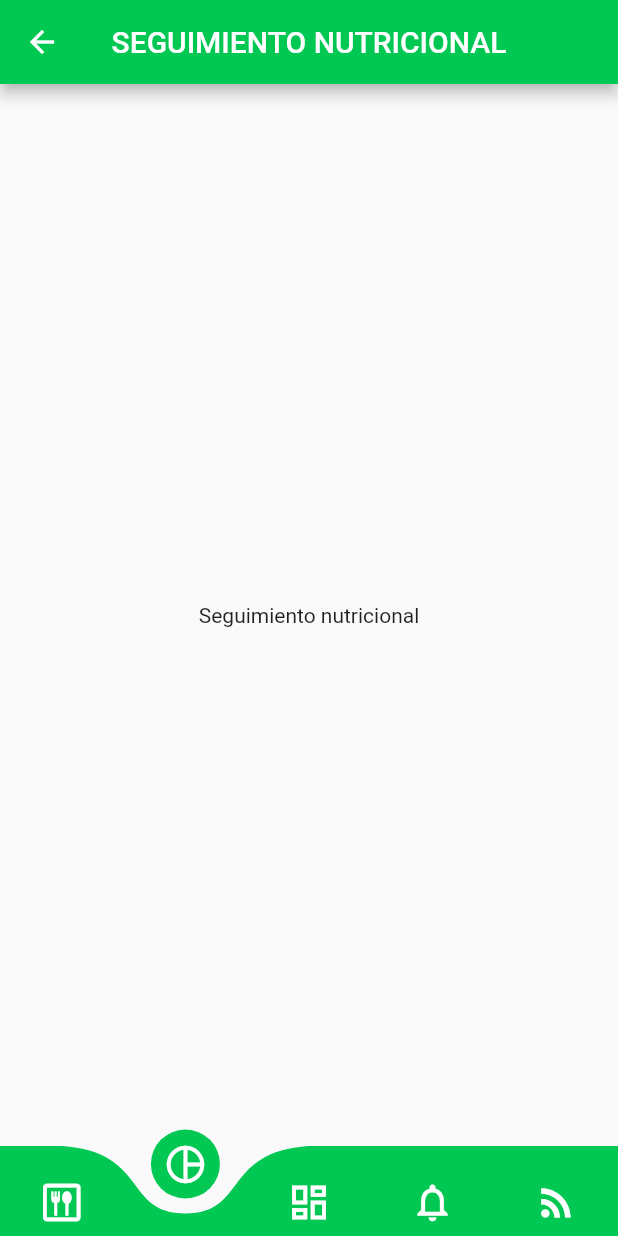
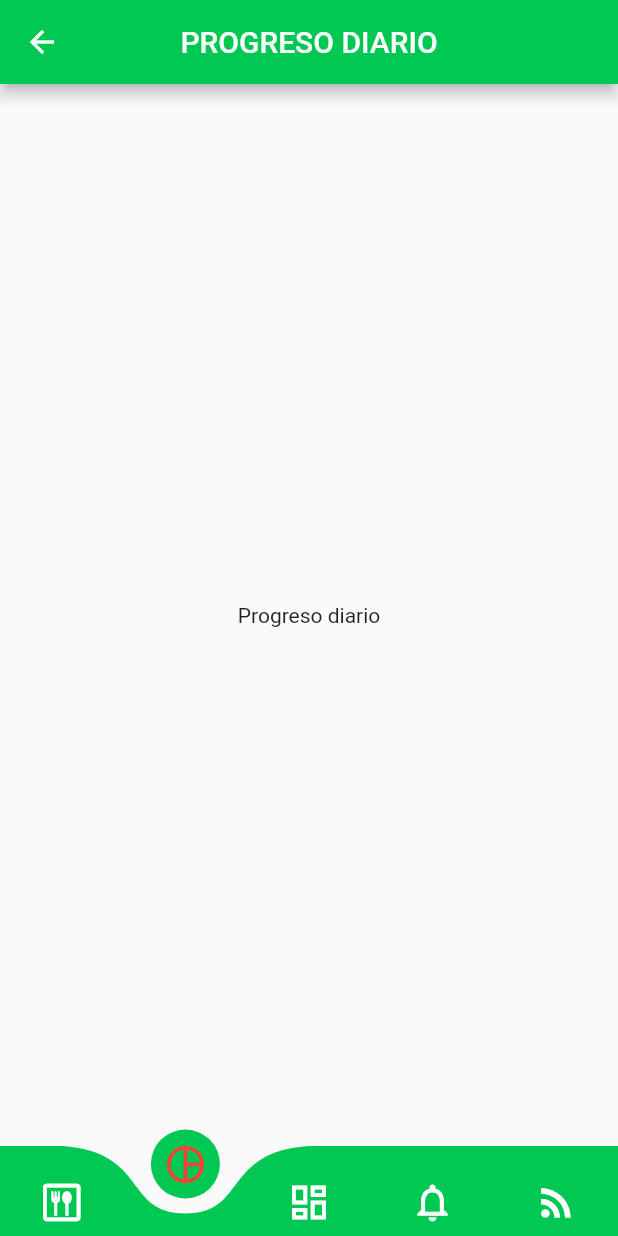
Before and after one commit to KVeramendi/healist_flutter_application, a Flutter app: the HomePage screen opened directly, item 2 of the bottom bar chosen, on a phone screen of 412 x 824 dp. Run offline on Flutter 3.47's test engine with Material 2 defaults, Android fonts, the phone set to English and light mode, and no system bars; drawn by our look-alikes of curved_navigation_bar.

Commit message:
color change

```diff
--- a/lib/View/Menu/home_page.dart
+++ b/lib/View/Menu/home_page.dart
@@ -1,20 +1,26 @@
 import 'package:curved_navigation_bar/curved_navigation_bar.dart';
 import 'package:flutter/material.dart';
+import 'package:healist_flutter_application/services/navigation_services.dart';
+import 'package:provider/provider.dart';
 
 class HomePage extends StatefulWidget {
   const HomePage({Key? key}) : super(key: key);
-
   @override
   State<HomePage> createState() => _HomePageState();
 }
 
 class _HomePageState extends State<HomePage> {
-  final List<Widget> _itemsNavigationBar = const [
-    Icon(Icons.dining_outlined, size: 30.0, color: Colors.white),
-    Icon(Icons.pie_chart_outlined, size: 30.0, color: Colors.white),
-    Icon(Icons.dashboard_outlined, size: 30.0, color: Colors.white),
-    Icon(Icons.notifications_outlined, size: 30.0, color: Colors.white),
-    Icon(Icons.rss_feed_outlined, size: 30.0, color: Colors.white)
+  @override
+  Widget build(BuildContext context) {
+
+    final navigatorServiceProvide = Provider.of<NavigationServicesProvider>(context);
+
+    final List<Widget> _itemsNavigationBar = [
+      Icon(Icons.dining_outlined, size: 30.0, color: (navigatorServiceProvide.pageNumber == 0) ? Colors.red : Colors.white),
+      Icon(Icons.pie_chart_outlined, size: 30.0, color: (navigatorServiceProvide.pageNumber == 1) ? Colors.red : Colors.white),
+      Icon(Icons.dashboard_outlined, size: 30.0, color: (navigatorServiceProvide.pageNumber == 2) ? Colors.red : Colors.white),
+      Icon(Icons.notifications_outlined, size: 30.0, color: (navigatorServiceProvide.pageNumber == 3) ? Colors.red : Colors.white),
+      Icon(Icons.rss_feed_outlined, size: 30.0, color: (navigatorServiceProvide.pageNumber == 4) ? Colors.red : Colors.white)
     ];
     final List<String> _titlePage = [
       'LISTA DE ALIMENTOS',
@@ -24,7 +30,7 @@ class _HomePageState extends State<HomePage> {
       'PORTAL BIOTRENDIES'
     ];
     int indexPage = 2;
-  final List<Widget> _pages = const [
+    final List<Widget> _pages =[
       Center(child: Text('Lista de comida')),
       Center(child: Text('Seguimiento nutricional')),
       Center(child: Text('Progreso diario')),
@@ -32,8 +38,8 @@ class _HomePageState extends State<HomePage> {
       Center(child: Text('Portal Biotrendies')),
     ];
 
-  @override
-  Widget build(BuildContext context) {
+
+
     return SafeArea(
       child: Scaffold(
           appBar: AppBar(
@@ -50,7 +56,9 @@ class _HomePageState extends State<HomePage> {
             color: Colors.greenAccent.shade700,
             buttonBackgroundColor: Colors.greenAccent.shade700,
             backgroundColor: Colors.transparent,
-            onTap: (indexPage) => setState(() => this.indexPage = indexPage),
+            onTap: (indexPage) => {
+              navigatorServiceProvide.changeNumber(numberData: indexPage)
+            },
             animationCurve: Curves.linearToEaseOut,
             animationDuration: const Duration(milliseconds: 325),
             height: 60.0,
--- a/lib/main.dart
+++ b/lib/main.dart
@@ -1,23 +1,36 @@
 import 'package:flutter/material.dart';
 import 'package:healist_flutter_application/View/Login/login_page.dart';
+import 'package:healist_flutter_application/View/Menu/home_page.dart';
+import 'package:healist_flutter_application/services/navigation_services.dart';
+import 'package:provider/provider.dart';
 
 void main() {
   runApp(const MyApp());
 }
 
-class MyApp extends StatelessWidget {
+class MyApp extends StatefulWidget {
   const MyApp({Key? key}) : super(key: key);
 
+  @override
+  State<MyApp> createState() => _MyAppState();
+}
+
+class _MyAppState extends State<MyApp> {
   // This widget is the root of your application.
   @override
   Widget build(BuildContext context) {
-    return MaterialApp(
-      debugShowCheckedModeBanner: false,
-      title: 'Healist',
-      theme: ThemeData(
+    return MultiProvider(
+      providers: [
+        ChangeNotifierProvider(lazy: false,create: (_) => NavigationServicesProvider()),
+      ],
+      child: MaterialApp(
+        debugShowCheckedModeBanner: false,
+        title: 'Healist',
+        theme: ThemeData(
           // primarySwatch: Colors.lightGreen,
-          ),
-      home: const LoginPage(),
+        ),
+        home: const HomePage(),
+      ),
     );
   }
 }
--- /dev/null
+++ b/lib/services/navigation_services.dart
@@ -0,0 +1,12 @@
+import 'package:flutter/cupertino.dart';
+
+class NavigationServicesProvider extends ChangeNotifier{
+  int _pageNumber = 0;
+
+  int get pageNumber => _pageNumber;
+
+  void changeNumber({required int numberData}){
+    _pageNumber = numberData;
+    notifyListeners();
+  }
+}
--- a/pubspec.yaml
+++ b/pubspec.yaml
@@ -36,6 +36,7 @@ dependencies:
   cupertino_icons: ^1.0.2
   # El siguiente paquete agrega el Curved Navigation Bar para personalizar 'bottomNavigationBar' del Scafold
   curved_navigation_bar: ^1.0.3
+  provider: ^6.0.3
 
 dev_dependencies:
   flutter_test:
```
Also changed, not shown: pubspec.lock. Lines whose indentation alone changed are shown as unchanged.
